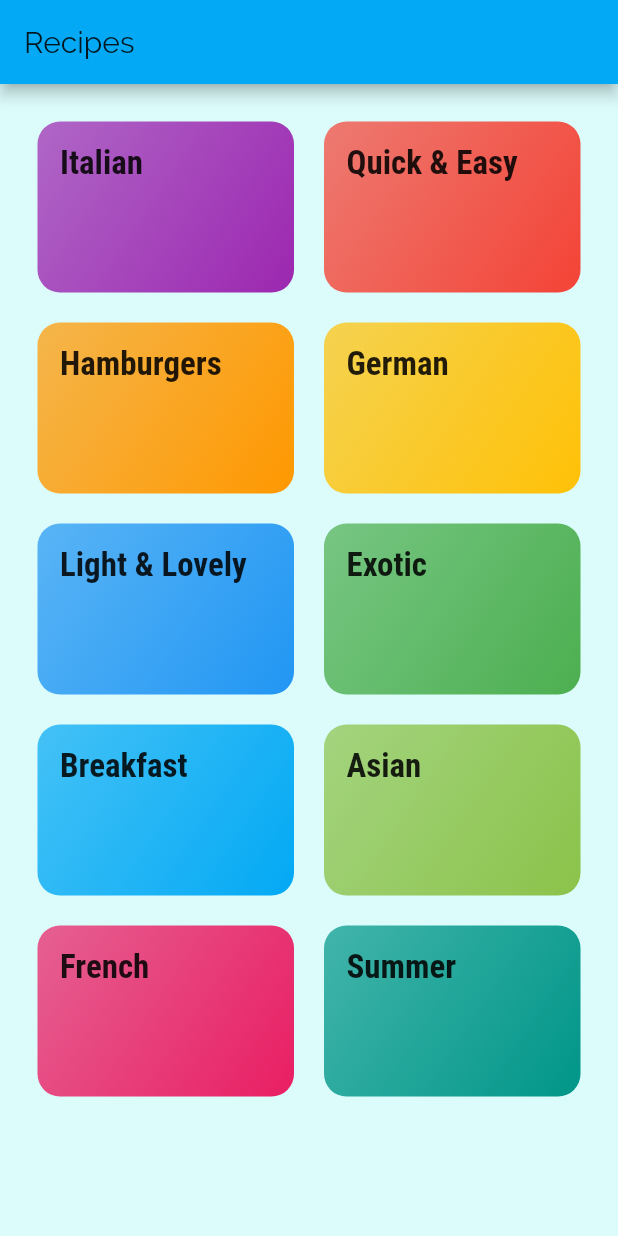
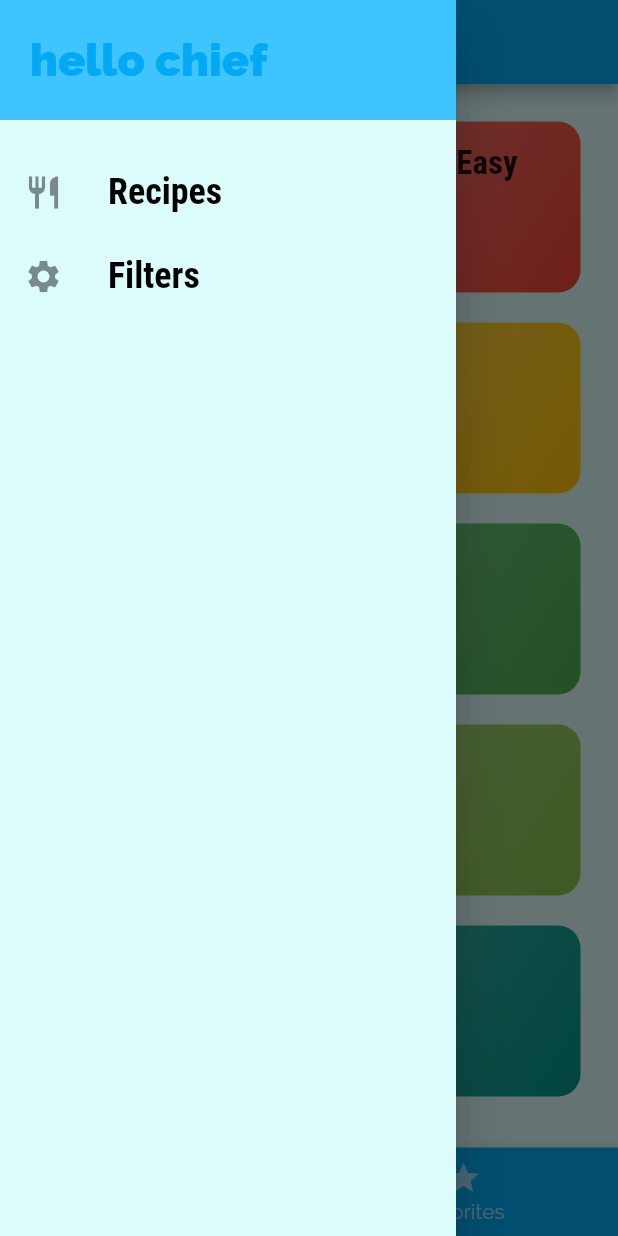
Before and after one commit to hyperinactive/recipe_app, a Flutter app: the screen it shows after launch, with the side drawer open (before the commit the screen has no drawer), on a phone screen of 412 x 824 dp. Run offline on Flutter 3.47's test engine with Material 2 defaults, Android fonts, the phone set to English and light mode, and no system bars.

Commit message:
tabs and drawers
- MainDrawer added and populated with nav buttons
- created tab screens and tab items for recipes and favorites
- various styling

```diff
--- a/lib/main.dart
+++ b/lib/main.dart
@@ -1,7 +1,9 @@
 import 'package:flutter/material.dart';
 import 'package:recipe_app/screens/categories_screen.dart';
+import 'package:recipe_app/screens/filters_screen.dart';
 import 'package:recipe_app/screens/recipe_details_screen.dart';
 import 'package:recipe_app/screens/recipes_screen.dart';
+import 'package:recipe_app/screens/tabs_screen.dart';
 
 void main() {
   runApp(const MyApp());
@@ -35,12 +37,15 @@ class MyApp extends StatelessWidget {
         // '/': (BuildContext context) => Categories(key: UniqueKey()),
         // '/category-recipes': (BuildContext context) => const CategoryRecipe(),
         // use route names instead of route strings
+        TabsScreen.routeName: (BuildContext context) =>
+            TabsScreen(key: UniqueKey()),
         CategoriesScreen.routeName: (BuildContext context) =>
             CategoriesScreen(key: UniqueKey()),
         RecipesScreen.routeName: (BuildContext context) =>
             const RecipesScreen(),
         RecipeDetailsScreen.routeName: (BuildContext context) =>
             const RecipeDetailsScreen(),
+        FiltersScreen.routeName: (BuildContext context) => const FiltersScreen()
       },
       // During normal app operation, the [onGenerateRoute] callback will only
       // be applied to route names pushed by the application, and so should never return null.
--- a/lib/screens/categories_screen.dart
+++ b/lib/screens/categories_screen.dart
@@ -5,15 +5,11 @@ import 'package:recipe_app/models/category.dart';
 
 class CategoriesScreen extends StatelessWidget {
   const CategoriesScreen({Key? key}) : super(key: key);
-  static const String routeName = '/';
+  static const String routeName = '/categories';
 
   @override
   Widget build(BuildContext context) {
-    return Scaffold(
-      appBar: AppBar(
-        title: const Text('Recipes'),
-      ),
-      body: GridView(
+    return GridView(
       padding: const EdgeInsets.all(25),
       children: <Widget>[
         ...dummyCategoriesList
@@ -31,7 +27,6 @@ class CategoriesScreen extends StatelessWidget {
         crossAxisSpacing: 20, // gap
         mainAxisSpacing: 20, // gap
       ),
-      ),
     );
   }
 }
--- /dev/null
+++ b/lib/screens/tabs_screen.dart
@@ -0,0 +1,71 @@
+import 'package:flutter/material.dart';
+import 'package:recipe_app/screens/categories_screen.dart';
+import 'package:recipe_app/screens/favorites_screen.dart';
+import 'package:recipe_app/widgets/main_drawer.dart';
+
+// tabs on the bottom
+// tabs require the whole screen to work
+class TabsScreen extends StatefulWidget {
+  const TabsScreen({Key? key}) : super(key: key);
+  static const String routeName = '/';
+
+  @override
+  _TabsScreenState createState() => _TabsScreenState();
+}
+
+class _TabsScreenState extends State<TabsScreen> {
+  // list of screens to show
+  final List<Map<String, dynamic>> _tabScreens = <Map<String, dynamic>>[
+    <String, dynamic>{'title': 'Recipes', 'screen': const CategoriesScreen()},
+    <String, dynamic>{'title': 'Favorites', 'screen': const FavoritesScreen()},
+  ];
+
+  int _selectedTabIndex = 0;
+
+  // remember, private class, private functions
+  // flutter will automatically give the index of the selcted tab when selected
+  // setState onTap and select the correct tab screen to show
+  void _selectPage(int index) {
+    setState(() {
+      _selectedTabIndex = index;
+    });
+  }
+
+  @override
+  Widget build(BuildContext context) {
+    // default tab controller with the scaffold as its chidl
+    // tabbar at the bottom
+    return Scaffold(
+      appBar: AppBar(
+          title: Text(_tabScreens[_selectedTabIndex]['title'] as String)),
+      // passing the selected tab screen
+      drawer: MainDrawer(key: UniqueKey()),
+      body: _tabScreens[_selectedTabIndex]['screen'] as Widget,
+      bottomNavigationBar: BottomNavigationBar(
+        onTap: _selectPage,
+        unselectedItemColor:
+            Colors.white60, // change the colors of unselected items
+        selectedItemColor: Colors.white,
+        backgroundColor: Theme.of(context).primaryColor,
+        currentIndex: _selectedTabIndex, // tells which tab is active
+        selectedFontSize: 16,
+        unselectedFontSize: 14,
+        // when using type background colors must be set for the items
+        // type: BottomNavigationBarType.shifting,
+        type: BottomNavigationBarType.fixed,
+        items: <BottomNavigationBarItem>[
+          BottomNavigationBarItem(
+            backgroundColor: Theme.of(context).primaryColor,
+            icon: const Icon(Icons.category),
+            label: 'recipes',
+          ),
+          BottomNavigationBarItem(
+            backgroundColor: Theme.of(context).primaryColor,
+            icon: const Icon(Icons.star),
+            label: 'favorites',
+          ),
+        ],
+      ),
+    );
+  }
+}
--- /dev/null
+++ b/lib/widgets/main_drawer.dart
@@ -0,0 +1,57 @@
+import 'package:flutter/material.dart';
+
+class MainDrawer extends StatelessWidget {
+  const MainDrawer({Key? key}) : super(key: key);
+
+  // Signature of callbacks that have no arguments and return no data.
+  // use callback instead of function for callbacks
+  Widget buildListTile(
+      IconData iconData, String title, VoidCallback? callback) {
+    return ListTile(
+      leading: Icon(iconData, size: 26),
+      title: Text(
+        title,
+        style: const TextStyle(
+          fontFamily: 'RobotoCondensed',
+          fontSize: 24,
+          fontWeight: FontWeight.bold,
+        ),
+      ),
+      onTap: callback,
+    );
+  }
+
+  @override
+  Widget build(BuildContext context) {
+    return Drawer(
+      child: Column(
+        children: <Widget>[
+          Container(
+            height: 80,
+            width: double.infinity,
+            padding: const EdgeInsets.all(20),
+            alignment: Alignment.centerLeft,
+            color: Theme.of(context).accentColor,
+            child: Text(
+              'hello chief',
+              style: TextStyle(
+                fontWeight: FontWeight.w900,
+                fontSize: 30,
+                color: Theme.of(context).primaryColor,
+              ),
+            ),
+          ),
+          const SizedBox(
+            height: 20,
+          ),
+          buildListTile(Icons.restaurant, 'Recipes', () {
+            Navigator.of(context).pushNamed('/');
+          }),
+          buildListTile(Icons.settings, 'Filters', () {
+            Navigator.of(context).pushNamed('/filters');
+          }),
+        ],
+      ),
+    );
+  }
+}
```
Also changed, not shown: lib/screens/favorites_screen.dart (added, +14 -0 lines), lib/screens/filters_screen.dart (added, +13 -0 lines), lib/screens/tabs_dtc_screen.dart (added, +40 -0 lines). Lines whose indentation alone changed are shown as unchanged.
